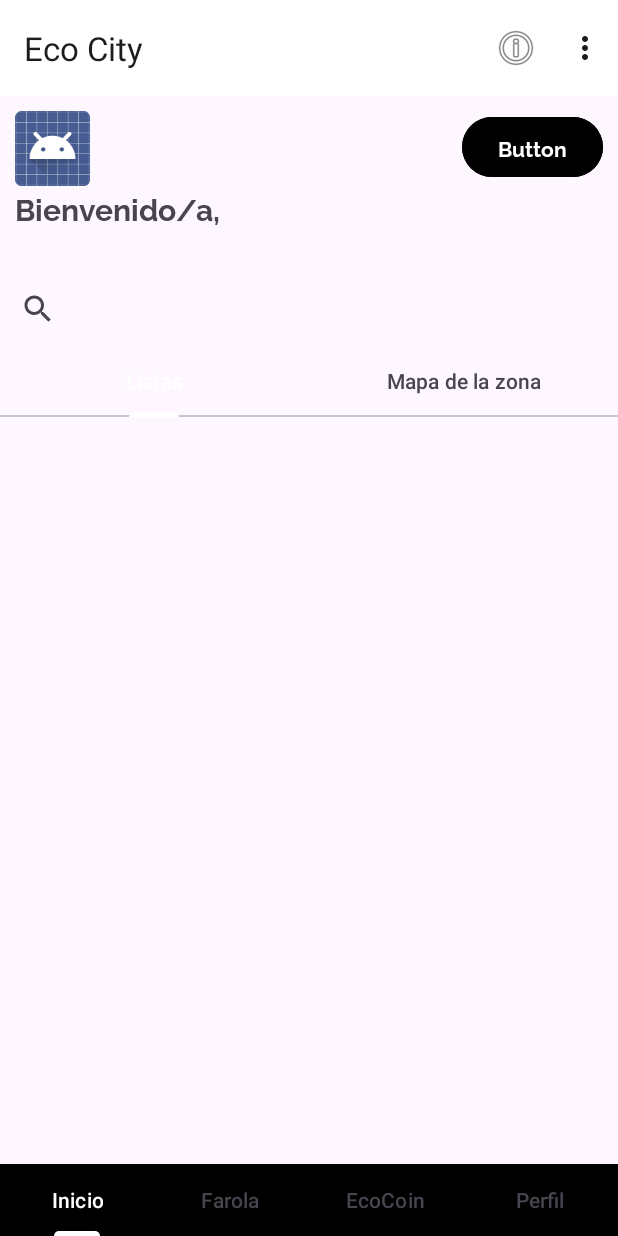
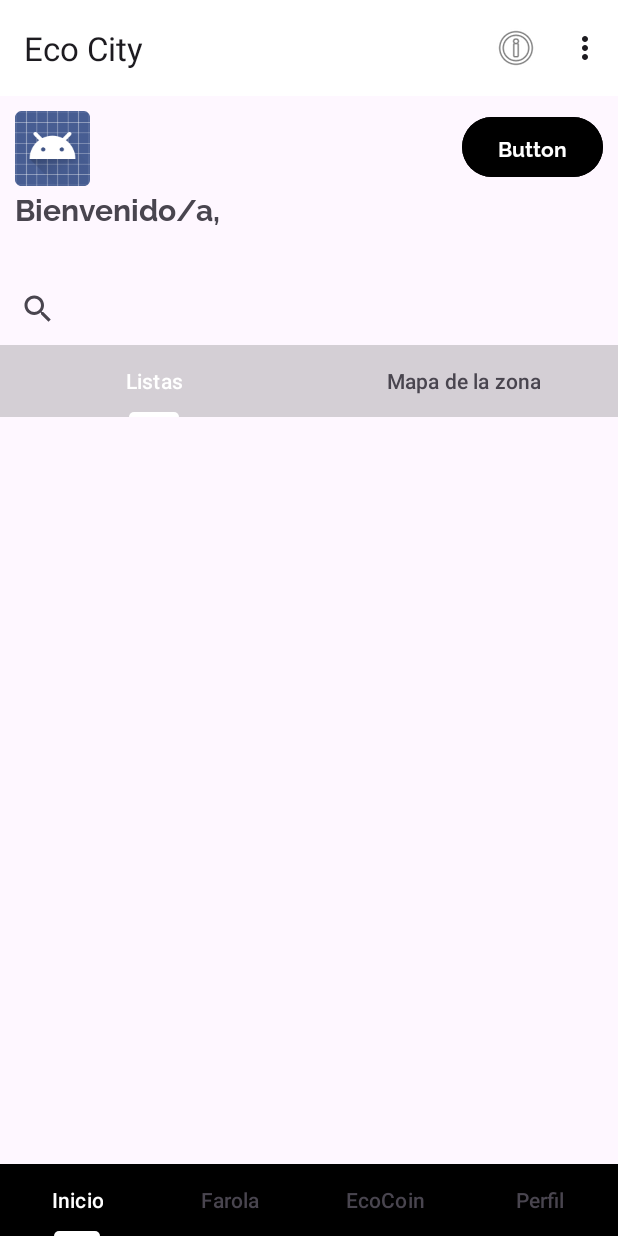
Before and after one commit to EcoCityGti/IoT_Farola_, an Android app: the Tab1 screen opened directly, with no data from a screen before it, on a phone screen of 412 x 824 dp. Run offline under Robolectric (Android 15) with nearby library versions, the phone set to English and light mode, and no system bars; our stand-ins replace Firebase (no records; nobody signed in at launch, a user with empty details on screens opened directly), Volley; libraries missing offline, so code that uses them is left out: com.facebook, com.facebook.appevents, com.firebase.ui.

Commit message:
Cambios_v1.0

```diff
--- a/app/build.gradle.kts
+++ b/app/build.gradle.kts
@@ -54,4 +54,5 @@ dependencies {
     implementation("com.google.firebase:firebase-auth-ktx")
     implementation ("com.google.android.gms:play-services-location:18.0.0")
 
+
 }
--- a/app/src/main/java/com/example/iot_farola/LoginCorreo.java
+++ b/app/src/main/java/com/example/iot_farola/LoginCorreo.java
@@ -3,6 +3,7 @@ package com.example.iot_farola;
 import android.app.Dialog;
 import android.app.ProgressDialog;
 import android.content.Intent;
+import android.graphics.Paint;
 import android.os.Bundle;
 import android.view.View;
 import android.widget.Button;
@@ -49,6 +50,9 @@ public class LoginCorreo extends AppCompatActivity {
         });
 
         TextView Registro = findViewById(R.id.Registrarte);
+        Registro.setPaintFlags(Registro.getPaintFlags() | Paint.UNDERLINE_TEXT_FLAG);
+        reestablecer.setPaintFlags(reestablecer.getPaintFlags() | Paint.UNDERLINE_TEXT_FLAG);
+
         Registro.setOnClickListener(new View.OnClickListener() {
             @Override
             public void onClick(View v) {
--- a/app/src/main/java/com/example/iot_farola/Registro.java
+++ b/app/src/main/java/com/example/iot_farola/Registro.java
@@ -126,6 +126,8 @@ public class Registro extends AppActivity{
                                                     if (emailTask.isSuccessful()) {
                                                         // Envío de correo de verificación exitoso
                                                         // Puedes mostrar un mensaje al usuario
+                                                        Intent i = new Intent(Registro.this, LoginCorreo.class);
+                                                        startActivity(i);
                                                         mensaje("Se ha enviado un correo de verificación a su dirección de correo.");
                                                     } else {
                                                         // Fallo en el envío del correo de verificación
--- a/app/src/main/res/layout/activity_login.xml
+++ b/app/src/main/res/layout/activity_login.xml
@@ -38,7 +38,7 @@
         android:layout_marginEnd="50dp"
         android:backgroundTint="@color/fui_bgEmail"
         android:text="Iniciar sesión con Email"
-        android:textColor="#000000"
+        android:textColor="#FFFFFF"
         android:textSize="16dp"
         app:layout_constraintBottom_toTopOf="@+id/button2"
         app:layout_constraintEnd_toEndOf="parent"
@@ -56,6 +56,7 @@
         android:text="Iniciar sesión con Facebook"
         android:textColor="#FFFFFF"
         android:textSize="16dp"
+        android:visibility="gone"
         app:layout_constraintBottom_toBottomOf="parent"
         app:layout_constraintEnd_toEndOf="parent"
         app:layout_constraintHorizontal_bias="0.0"
@@ -80,6 +81,7 @@
         android:text="Iniciar sesión con Teléfono"
         android:textColor="#FFFFFF"
         android:textSize="16dp"
+        android:visibility="gone"
         app:layout_constraintEnd_toEndOf="parent"
         app:layout_constraintStart_toStartOf="parent"
         app:layout_constraintTop_toBottomOf="@+id/btnSignInWithFacebook" />
--- a/app/src/main/res/layout/tab1.xml
+++ b/app/src/main/res/layout/tab1.xml
@@ -57,25 +57,20 @@
             android:id="@+id/searchView"
             android:layout_width="409dp"
             android:layout_height="wrap_content"
+            android:layout_marginStart="10dp"
             android:layout_marginTop="1dp"
+            android:layout_marginEnd="10dp"
             app:layout_constraintEnd_toEndOf="parent"
             app:layout_constraintStart_toStartOf="parent"
             app:layout_constraintTop_toBottomOf="@+id/nombre" />
 
-    <com.google.android.gms.maps.MapView
-        android:id="@+id/mapView4"
-        android:layout_width="266dp"
-        android:layout_height="407dp"
-        android:visibility="gone"
-        app:layout_constraintBottom_toBottomOf="parent"
-        app:layout_constraintEnd_toEndOf="parent"
-        app:layout_constraintHorizontal_bias="0.496"
-        app:layout_constraintStart_toStartOf="parent" />
-
         <com.google.android.material.tabs.TabLayout
             android:id="@+id/tabs1"
+            style="@style/barra2"
             android:layout_width="match_parent"
             android:layout_height="wrap_content"
+            android:background="#332E2E2E"
+            android:backgroundTint="#2E2E2E"
             app:layout_constraintEnd_toEndOf="parent"
             app:layout_constraintStart_toStartOf="parent"
             app:layout_constraintTop_toBottomOf="@+id/searchView">
@@ -100,11 +95,26 @@
             android:id="@+id/viewPaGer"
             android:layout_width="409dp"
             android:layout_height="572dp"
+            android:layout_marginLeft="10dp"
+            android:layout_marginRight="10dp"
+            android:paddingLeft="10dp"
+            android:paddingRight="10dp"
             app:layout_constraintEnd_toEndOf="parent"
             app:layout_constraintStart_toStartOf="parent"
             app:layout_constraintTop_toBottomOf="@+id/tabs1">
 
         </androidx.viewpager2.widget.ViewPager2>
 
+        <FrameLayout
+            android:layout_width="0dp"
+            android:layout_height="0dp"
+            app:layout_constraintBottom_toBottomOf="parent"
+            app:layout_constraintEnd_toEndOf="parent"
+            app:layout_constraintStart_toStartOf="parent"
+            app:layout_constraintTop_toBottomOf="@+id/viewPaGer">
+
+
+        </FrameLayout>
+
     </androidx.constraintlayout.widget.ConstraintLayout>
 </androidx.core.widget.NestedScrollView>
--- a/app/src/main/res/values-night/styles.xml
+++ b/app/src/main/res/values-night/styles.xml
@@ -5,17 +5,17 @@
         <item name="android:textColor">@color/black</item>
         <item name="fontFamily">@font/raleway_bold</item>
     </style>
-    <style name="titulo" parent="Theme.AppCompat.Light">
+    <style name="titulo" parent="Theme.AppCompat">
         <item name="android:textColor">@color/white</item>
         <item name="fontFamily">@font/raleway_bold</item>
         <item name="android:textSize">25dp</item>
     </style>
-    <style name="enlace" parent="Theme.AppCompat.Light">
+    <style name="enlace" parent="Theme.AppCompat">
         <item name="android:textColor">@color/white</item>
         <item name="fontFamily">@font/raleway_bold</item>
         <item name="android:textSize">15dp</item>
     </style>
-    <style name="barra" parent="Theme.AppCompat.Light">
+    <style name="barra" parent="Theme.AppCompat">
         <item name="android:backgroundTint">@color/my_dark_secondary</item>
         <item name="android:textColor">@color/my_dark_tertiary</item>
         <item name="fontFamily">@font/raleway_bold</item>
@@ -23,9 +23,17 @@
         <item name="tabSelectedTextColor">@color/my_dark_primary</item>
         <item name="tabIndicatorColor">@color/white</item>
     </style>
-    <style name="etiquetas" parent="Theme.AppCompat.Light">
+    <style name="etiquetas" parent="Theme.AppCompat">
         <item name="fontFamily">@font/raleway</item>
         <item name="android:textSize">20dp</item>
         <item name="android:textColor">@color/my_dark_secondary</item>
     </style>
+    <style name="barra2" parent="ThemeOverlay.AppCompat.Dark">
+        <item name="android:backgroundTint">@color/my_dark_tertiary</item>
+        <item name="android:textColor">@color/my_light_primary</item>
+        <item name="fontFamily">@font/raleway_bold</item>
+        <item name="rippleColor">@color/white</item>
+        <item name="tabSelectedTextColor">@color/white</item>
+        <item name="tabIndicatorColor">@color/white</item>
+    </style>
 </resources>
--- a/app/src/main/res/values/styles.xml
+++ b/app/src/main/res/values/styles.xml
@@ -28,4 +28,12 @@
         <item name="android:textSize">20dp</item>
         <item name="android:textColor">@color/my_light_secondary</item>
     </style>
+    <style name="barra2" parent="Theme.AppCompat">
+        <item name="android:backgroundTint">@color/my_dark_tertiary</item>
+        <item name="android:textColor">@color/my_light_secondary</item>
+        <item name="fontFamily">@font/raleway_bold</item>
+        <item name="rippleColor">@color/white</item>
+        <item name="tabSelectedTextColor">@color/white</item>
+        <item name="tabIndicatorColor">@color/white</item>
+    </style>
 </resources>
```
Also changed, not shown: app/src/main/java/com/example/iot_farola/mapa.java (+58 -20 lines), app/src/main/res/layout/login_correo.xml (+11 -19 lines). Lines whose indentation alone changed are shown as unchanged.
